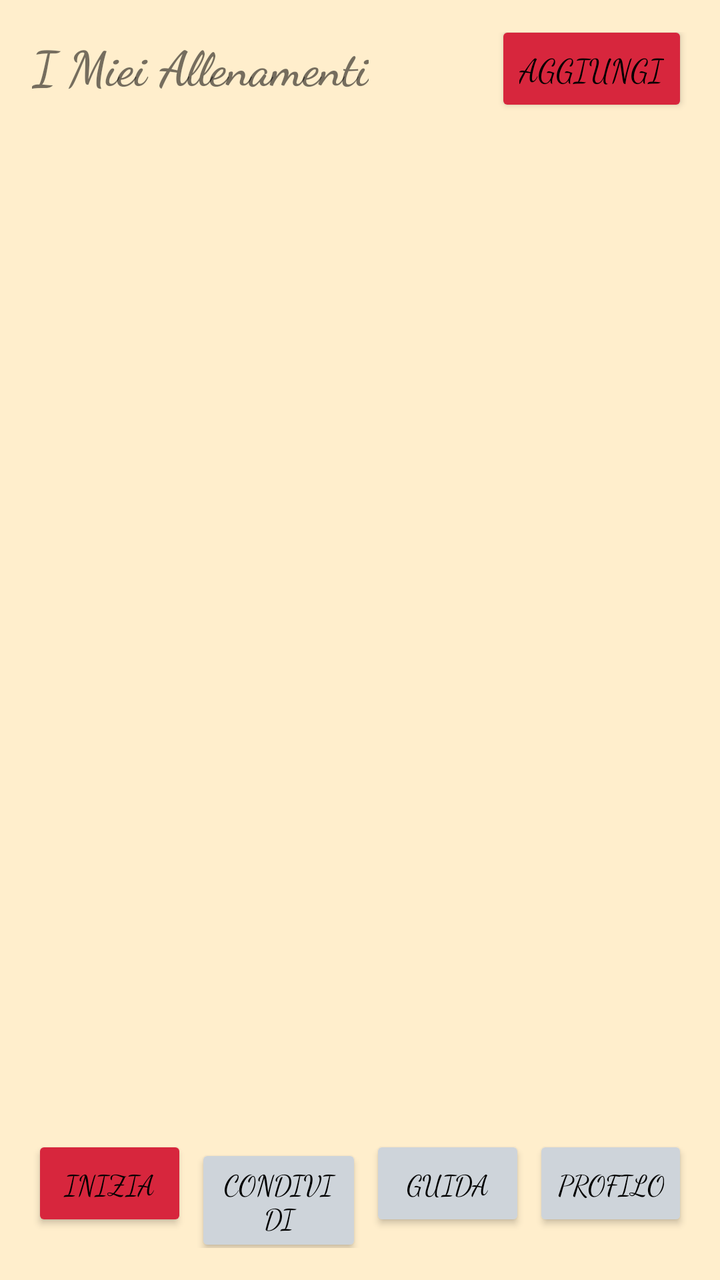
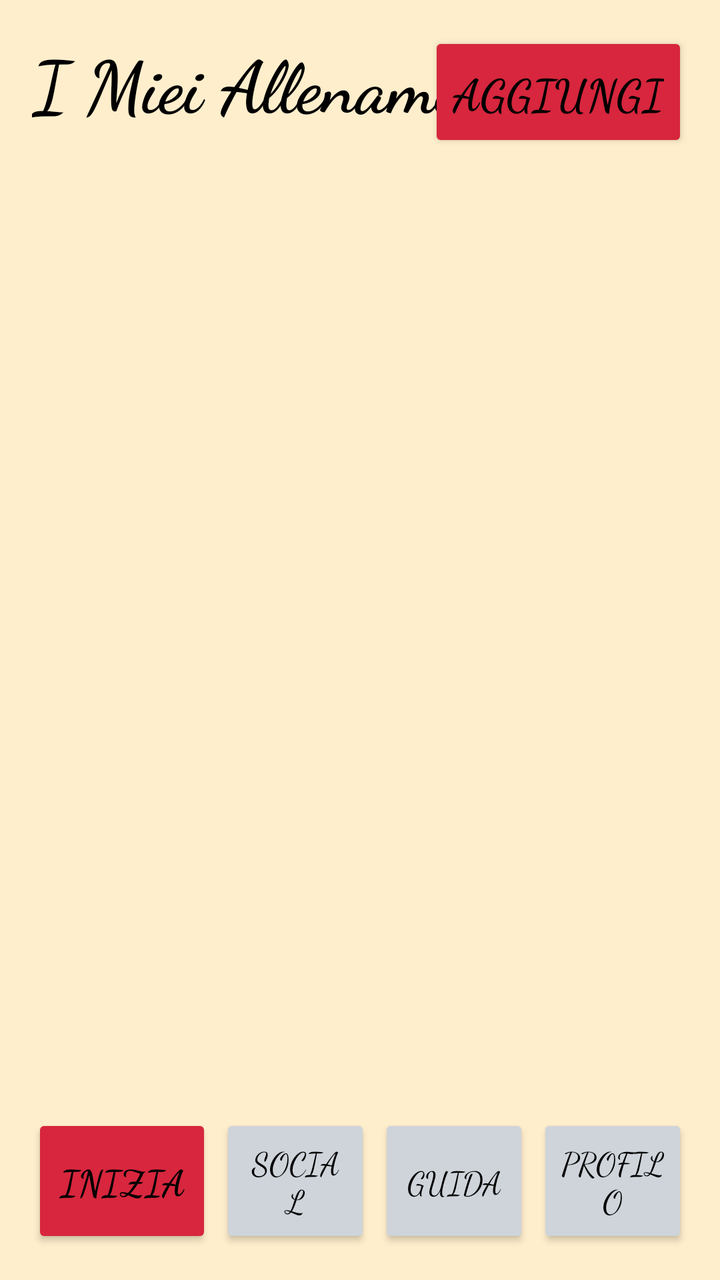

Before-and-after screenshots of an Android layout around one commit, followed by the original layout XML and the change that was made.
<!-- AndroidManifest.xml: application theme Theme.AppCompat.Light.NoActionBar -->
<!-- res/layout/activity_main.xml -->
<?xml version="1.0" encoding="utf-8"?>
<RelativeLayout xmlns:android="http://schemas.android.com/apk/res/android"
    android:id="@+id/main"
    android:layout_width="match_parent"
    android:layout_height="match_parent"
    android:padding="16dp"
    android:background="#FFEC">

    <TextView
        android:id="@+id/tvTitle"
        android:layout_width="wrap_content"
        android:layout_height="wrap_content"
        android:layout_alignParentStart="true"
        android:layout_alignParentTop="true"
        android:text="I Miei Allenamenti"
        android:textSize="24sp"
        android:textStyle="bold"
        android:fontFamily="cursive"/>

    <Button
        android:id="@+id/btnAddExercise"
        android:layout_width="wrap_content"
        android:layout_height="wrap_content"
        android:layout_alignTop="@id/tvTitle"
        android:layout_alignParentEnd="true"
        android:layout_marginTop="-6dp"
        android:text="Aggiungi"
        android:backgroundTint="#D7263D"
        android:textColor="#000000"
        android:fontFamily="cursive"
        android:textSize="16sp"/>

    <TextView
        android:id="@+id/tvTimerCountdown"
        android:layout_width="wrap_content"
        android:layout_height="wrap_content"
        android:layout_below="@id/tvTitle"
        android:layout_centerHorizontal="true"
        android:text="Recupero: --"
        android:textSize="22sp"
        android:textColor="#D7263D"
        android:fontFamily="cursive"
        android:visibility="gone"
        android:layout_marginTop="10dp"/>

    <ListView
        android:id="@+id/lvExercises"
        android:layout_width="match_parent"
        android:layout_height="match_parent"
        android:layout_above="@id/bottomBar"
        android:layout_below="@id/tvTimerCountdown"
        android:layout_marginTop="10dp"
        android:layout_marginBottom="7dp"/>

    <LinearLayout
        android:id="@+id/bottomBar"
        android:layout_width="match_parent"
        android:layout_height="wrap_content"
        android:layout_alignParentBottom="true"
        android:orientation="horizontal"
        android:paddingTop="8dp">

        <Button
            android:id="@+id/btnStartWorkout"
            android:layout_width="wrap_content"
            android:layout_height="wrap_content"
            android:layout_weight="1"
            android:text="Inizia"
            android:backgroundTint="#D7263D"
            android:textColor="#000000"
            android:fontFamily="cursive"/>

        <Button
            android:id="@+id/btnShare"
            android:layout_width="wrap_content"
            android:layout_height="wrap_content"
            android:layout_marginStart="4dp"
            android:layout_weight="1"
            android:text="Condividi"
            android:backgroundTint="#CED4DA"
            android:textColor="#000000"
            android:fontFamily="cursive"/>

        <Button
            android:id="@+id/btnGuide"
            android:layout_width="wrap_content"
            android:layout_height="wrap_content"
            android:layout_marginStart="4dp"
            android:layout_weight="1"
            android:text="Guida"
            android:backgroundTint="#CED4DA"
            android:textColor="#000000"
            android:fontFamily="cursive"/>

        <Button
            android:id="@+id/btnSettings"
            android:layout_width="wrap_content"
            android:layout_height="wrap_content"
            android:layout_marginStart="4dp"
            android:layout_weight="1"
            android:text="Profilo"
            android:backgroundTint="#CED4DA"
            android:textColor="#000000"
            android:fontFamily="cursive"/>
    </LinearLayout>
</RelativeLayout>
<!-- resources referenced by this layout -->
<resources>

</resources>

<!-- the commit's change to res/layout/activity_main.xml (unified diff, before → after) -->
@@ -4,7 +4,7 @@
     android:layout_width="match_parent"
     android:layout_height="match_parent"
     android:padding="16dp"
-    android:background="#FFEC">
+    android:background="@color/yellow_bg">
 
     <TextView
         android:id="@+id/tvTitle"
@@ -13,22 +13,23 @@
         android:layout_alignParentStart="true"
         android:layout_alignParentTop="true"
         android:text="I Miei Allenamenti"
-        android:textSize="24sp"
+        android:textSize="36sp"
         android:textStyle="bold"
-        android:fontFamily="cursive"/>
+        android:fontFamily="cursive"
+        android:textColor="@color/black"/>
 
     <Button
         android:id="@+id/btnAddExercise"
         android:layout_width="wrap_content"
-        android:layout_height="wrap_content"
+        android:layout_height="60dp"
         android:layout_alignTop="@id/tvTitle"
         android:layout_alignParentEnd="true"
-        android:layout_marginTop="-6dp"
         android:text="Aggiungi"
-        android:backgroundTint="#D7263D"
-        android:textColor="#000000"
+        android:backgroundTint="@color/red_primary"
+        android:textColor="@color/black"
         android:fontFamily="cursive"
-        android:textSize="16sp"/>
+        android:textSize="22sp"
+        android:textStyle="bold"/>
 
     <TextView
         android:id="@+id/tvTimerCountdown"
@@ -37,8 +38,8 @@
         android:layout_below="@id/tvTitle"
         android:layout_centerHorizontal="true"
         android:text="Recupero: --"
-        android:textSize="22sp"
-        android:textColor="#D7263D"
+        android:textSize="28sp"
+        android:textColor="@color/red_primary"
         android:fontFamily="cursive"
         android:visibility="gone"
         android:layout_marginTop="10dp"/>
@@ -49,58 +50,63 @@
         android:layout_height="match_parent"
         android:layout_above="@id/bottomBar"
         android:layout_below="@id/tvTimerCountdown"
-        android:layout_marginTop="10dp"
-        android:layout_marginBottom="7dp"/>
+        android:layout_marginTop="15dp"
+        android:layout_marginBottom="10dp"/>
 
     <LinearLayout
         android:id="@+id/bottomBar"
         android:layout_width="match_parent"
-        android:layout_height="wrap_content"
+        android:layout_height="75dp"
         android:layout_alignParentBottom="true"
         android:orientation="horizontal"
         android:paddingTop="8dp">
 
         <Button
             android:id="@+id/btnStartWorkout"
-            android:layout_width="wrap_content"
-            android:layout_height="wrap_content"
-            android:layout_weight="1"
+            android:layout_width="0dp"
+            android:layout_height="match_parent"
+            android:layout_weight="1.2"
             android:text="Inizia"
-            android:backgroundTint="#D7263D"
-            android:textColor="#000000"
-            android:fontFamily="cursive"/>
+            android:backgroundTint="@color/red_primary"
+            android:textColor="@color/black"
+            android:fontFamily="cursive"
+            android:textSize="18sp"
+            android:textStyle="bold"/>
 
         <Button
             android:id="@+id/btnShare"
-            android:layout_width="wrap_content"
-            android:layout_height="wrap_content"
+            android:layout_width="0dp"
+            android:layout_height="match_parent"
             android:layout_marginStart="4dp"
             android:layout_weight="1"
-            android:text="Condividi"
-            android:backgroundTint="#CED4DA"
-            android:textColor="#000000"
-            android:fontFamily="cursive"/>
+            android:text="Social"
+            android:backgroundTint="@color/grey_accent"
+            android:textColor="@color/black"
+            android:fontFamily="cursive"
+            android:textSize="16sp"/>
 
         <Button
             android:id="@+id/btnGuide"
-            android:layout_width="wrap_content"
-            android:layout_height="wrap_content"
+            android:layout_width="0dp"
+            android:layout_height="match_parent"
             android:layout_marginStart="4dp"
             android:layout_weight="1"
             android:text="Guida"
-            android:backgroundTint="#CED4DA"
-            android:textColor="#000000"
-            android:fontFamily="cursive"/>
+            android:backgroundTint="@color/grey_accent"
+            android:textColor="@color/black"
+            android:fontFamily="cursive"
+            android:textSize="16sp"/>
 
         <Button
             android:id="@+id/btnSettings"
-            android:layout_width="wrap_content"
-            android:layout_height="wrap_content"
+            android:layout_width="0dp"
+            android:layout_height="match_parent"
             android:layout_marginStart="4dp"
             android:layout_weight="1"
             android:text="Profilo"
-            android:backgroundTint="#CED4DA"
-            android:textColor="#000000"
-            android:fontFamily="cursive"/>
+            android:backgroundTint="@color/grey_accent"
+            android:textColor="@color/black"
+            android:fontFamily="cursive"
+            android:textSize="16sp"/>
     </LinearLayout>
 </RelativeLayout>
<!-- resource entries referenced after the edit -->
@@ -1,5 +1,8 @@
 <!-- resources referenced by this layout -->
 <resources>
-
+  <color name="black">#FF000000</color>
+  <color name="grey_accent">#CED4DA</color>
+  <color name="red_primary">#D7263D</color>
+  <color name="yellow_bg">#FFFFEECC</color>
 </resources>
 
